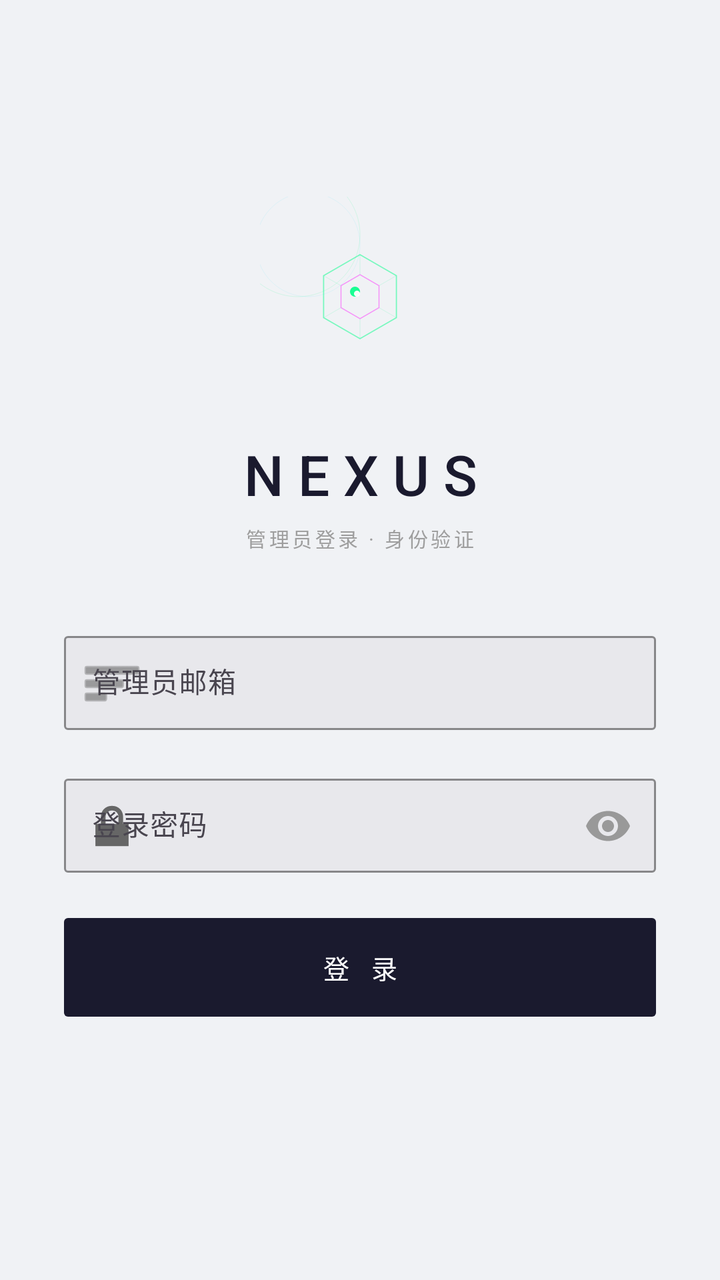
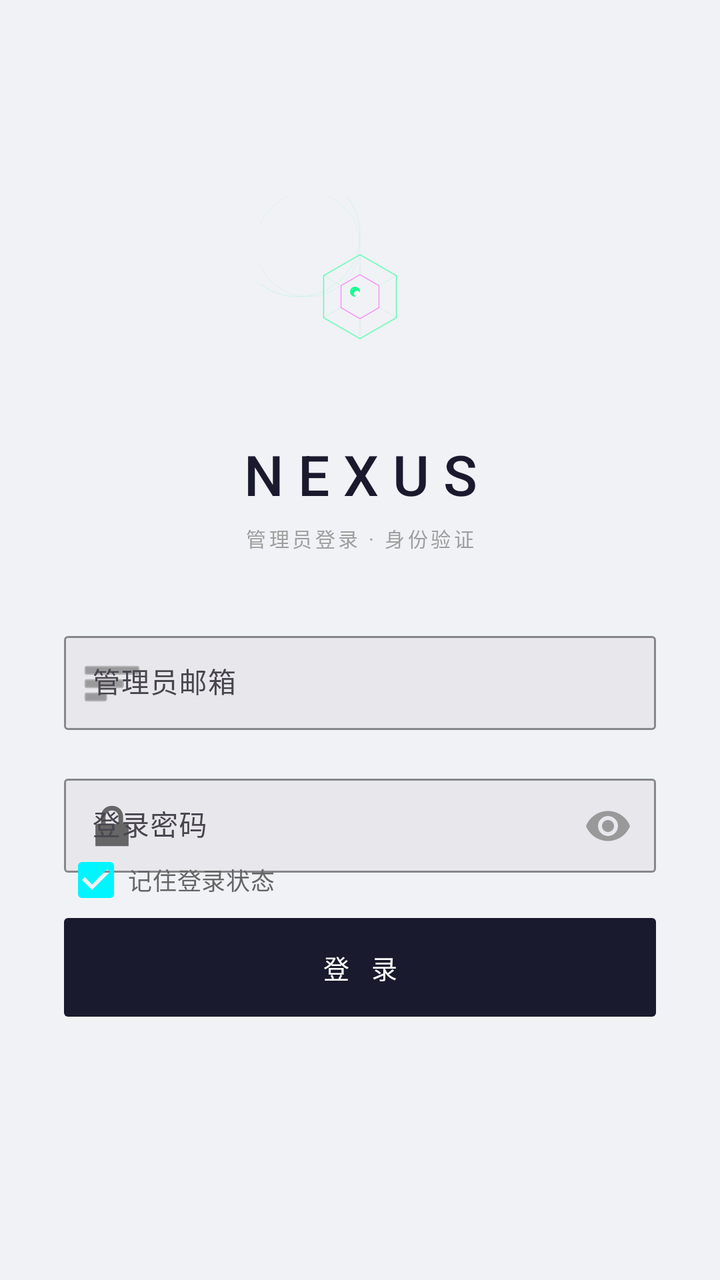

Screens rendered from an Android XML layout before and after an edit, with the pre-edit source and the edit as a unified diff.
<!-- AndroidManifest.xml: activity theme Theme.NexusApp.Login -->
<!-- res/layout/activity_login.xml -->
<?xml version="1.0" encoding="utf-8"?>
<androidx.constraintlayout.widget.ConstraintLayout
    xmlns:android="http://schemas.android.com/apk/res/android"
    xmlns:app="http://schemas.android.com/apk/res-auto"
    android:layout_width="match_parent"
    android:layout_height="match_parent"
    android:background="#F0F2F5">

    <ImageView
        android:id="@+id/ivLogo"
        android:layout_width="100dp"
        android:layout_height="100dp"
        android:layout_marginBottom="20dp"
        android:src="@drawable/ic_nexus_logo_animated"
        android:contentDescription="@string/app_name"
        app:layout_constraintTop_toTopOf="parent"
        app:layout_constraintBottom_toTopOf="@+id/tvTitle"
        app:layout_constraintStart_toStartOf="parent"
        app:layout_constraintEnd_toEndOf="parent"
        app:layout_constraintVertical_chainStyle="packed" />

    <TextView
        android:id="@+id/tvTitle"
        android:layout_width="wrap_content"
        android:layout_height="wrap_content"
        android:layout_marginBottom="6dp"
        android:text="NEXUS"
        android:textColor="#1A1A2E"
        android:textSize="28sp"
        android:fontFamily="sans-serif-medium"
        android:letterSpacing="0.25"
        app:layout_constraintTop_toBottomOf="@id/ivLogo"
        app:layout_constraintBottom_toTopOf="@+id/tvSubtitle"
        app:layout_constraintStart_toStartOf="parent"
        app:layout_constraintEnd_toEndOf="parent" />

    <TextView
        android:id="@+id/tvSubtitle"
        android:layout_width="wrap_content"
        android:layout_height="wrap_content"
        android:layout_marginBottom="36dp"
        android:text="管理员登录 · 身份验证"
        android:textColor="#9E9E9E"
        android:textSize="10sp"
        android:fontFamily="sans-serif"
        android:letterSpacing="0.15"
        app:layout_constraintTop_toBottomOf="@id/tvTitle"
        app:layout_constraintBottom_toTopOf="@+id/tilEmail"
        app:layout_constraintStart_toStartOf="parent"
        app:layout_constraintEnd_toEndOf="parent" />

    <com.google.android.material.textfield.TextInputLayout
        android:id="@+id/tilEmail"
        android:layout_width="0dp"
        android:layout_height="wrap_content"
        android:layout_marginStart="32dp"
        android:layout_marginEnd="32dp"
        android:layout_marginBottom="18dp"
        app:boxBackgroundColor="#E8E8EC"
        app:boxStrokeColor="#1A1A2E"
        app:boxStrokeWidthFocused="1dp"
        app:boxCornerRadiusTopStart="2dp"
        app:boxCornerRadiusTopEnd="2dp"
        app:boxCornerRadiusBottomStart="2dp"
        app:boxCornerRadiusBottomEnd="2dp"
        app:hintTextColor="#999999"
        app:startIconDrawable="@android:drawable/ic_menu_sort_by_size"
        app:startIconTint="#666666"
        app:layout_constraintTop_toBottomOf="@id/tvSubtitle"
        app:layout_constraintBottom_toTopOf="@+id/tilPwd"
        app:layout_constraintStart_toStartOf="parent"
        app:layout_constraintEnd_toEndOf="parent"
        app:layout_constraintWidth_max="380dp">

        <com.google.android.material.textfield.TextInputEditText
            android:id="@+id/etEmail"
            android:layout_width="match_parent"
            android:layout_height="wrap_content"
            android:hint="管理员邮箱"
            android:inputType="textEmailAddress"
            android:textColor="#1A1A2E"
            android:textSize="14sp"
            android:fontFamily="sans-serif-monospace"
            android:padding="14dp" />
    </com.google.android.material.textfield.TextInputLayout>

    <com.google.android.material.textfield.TextInputLayout
        android:id="@+id/tilPwd"
        android:layout_width="0dp"
        android:layout_height="wrap_content"
        android:layout_marginStart="32dp"
        android:layout_marginEnd="32dp"
        android:layout_marginBottom="18dp"
        app:boxBackgroundColor="#E8E8EC"
        app:boxStrokeColor="#1A1A2E"
        app:boxStrokeWidthFocused="1dp"
        app:boxCornerRadiusTopStart="2dp"
        app:boxCornerRadiusTopEnd="2dp"
        app:boxCornerRadiusBottomStart="2dp"
        app:boxCornerRadiusBottomEnd="2dp"
        app:hintTextColor="#999999"
        app:startIconDrawable="@android:drawable/ic_lock_lock"
        app:startIconTint="#666666"
        app:passwordToggleEnabled="true"
        app:passwordToggleTint="#999999"
        app:layout_constraintTop_toBottomOf="@id/tilEmail"
        app:layout_constraintBottom_toTopOf="@+id/btnLogin"
        app:layout_constraintStart_toStartOf="parent"
        app:layout_constraintEnd_toEndOf="parent"
        app:layout_constraintWidth_max="380dp">

        <com.google.android.material.textfield.TextInputEditText
            android:id="@+id/etPwd"
            android:layout_width="match_parent"
            android:layout_height="wrap_content"
            android:hint="登录密码"
            android:inputType="textPassword"
            android:textColor="#1A1A2E"
            android:textSize="14sp"
            android:fontFamily="sans-serif-monospace"
            android:padding="14dp" />
    </com.google.android.material.textfield.TextInputLayout>

    <com.google.android.material.button.MaterialButton
        android:id="@+id/btnLogin"
        android:layout_width="0dp"
        android:layout_height="wrap_content"
        android:layout_marginStart="32dp"
        android:layout_marginEnd="32dp"
        android:layout_marginBottom="12dp"
        android:text="登 录"
        android:textColor="#FFFFFF"
        android:textSize="13sp"
        android:fontFamily="sans-serif-medium"
        android:letterSpacing="0.3"
        android:padding="15dp"
        app:backgroundTint="#1A1A2E"
        app:cornerRadius="2dp"
        app:layout_constraintTop_toBottomOf="@id/tilPwd"
        app:layout_constraintBottom_toTopOf="@+id/tvError"
        app:layout_constraintStart_toStartOf="parent"
        app:layout_constraintEnd_toEndOf="parent"
        app:layout_constraintWidth_max="380dp" />

    <TextView
        android:id="@+id/tvError"
        android:layout_width="wrap_content"
        android:layout_height="wrap_content"
        android:text="验证失败 · 权限拒绝"
        android:textColor="#E53935"
        android:textSize="12sp"
        android:fontFamily="sans-serif"
        android:letterSpacing="0.05"
        android:alpha="0"
        app:layout_constraintTop_toBottomOf="@id/btnLogin"
        app:layout_constraintBottom_toBottomOf="parent"
        app:layout_constraintStart_toStartOf="parent"
        app:layout_constraintEnd_toEndOf="parent"
        app:layout_constraintVertical_bias="0" />

</androidx.constraintlayout.widget.ConstraintLayout>
<!-- resources referenced by this layout -->
<resources>
  <!-- drawable ic_nexus_logo_animated (drawable) -->
  <?xml version="1.0" encoding="utf-8"?>
  <animated-vector xmlns:android="http://schemas.android.com/apk/res/android"
      android:drawable="@drawable/ic_nexus_logo_static">
  
      <target
          android:name="outerRing"
          android:animation="@animator/avd_rotate_cw" />
  
      <target
          android:name="innerRing"
          android:animation="@animator/avd_rotate_ccw" />
  
      <target
          android:name="outerHex"
          android:animation="@animator/avd_rotate_ccw_slow" />
  
      <target
          android:name="innerHex"
          android:animation="@animator/avd_rotate_cw_slow" />
  
      <target
          android:name="corePulse"
          android:animation="@animator/avd_pulse" />
  
  </animated-vector>
  <string name="app_name">Nexus</string>
  <style name="Theme.NexusApp.Login" parent="Theme.NexusApp">
          <item name="android:windowBackground">@color/nexus_deep_space</item>
          <item name="android:windowNoTitle">true</item>
      </style>
  <!-- drawable ic_nexus_logo_static: vector/xml drawable (drawable, 3369 chars, omitted) -->
  <style name="Theme.NexusApp" parent="Theme.Material3.Light.NoActionBar">
          <item name="colorPrimary">@color/nexus_neon_cyan</item>
          <item name="colorSecondary">@color/nexus_neon_purple</item>
          <item name="android:windowBackground">@color/nexus_deep_space</item>
          <item name="android:statusBarColor">@color/nexus_deep_space</item>
          <item name="android:navigationBarColor">@color/nexus_deep_space</item>
      </style>
  <color name="nexus_deep_space">#FFF0F2F5</color>
  <color name="nexus_neon_cyan">#FF00F5FF</color>
  <color name="nexus_neon_purple">#FF8B5CF6</color>
</resources>

<!-- the commit's change to res/layout/activity_login.xml (unified diff, before → after) -->
@@ -121,6 +121,22 @@
             android:padding="14dp" />
     </com.google.android.material.textfield.TextInputLayout>
 
+    <CheckBox
+        android:id="@+id/cbRemember"
+        android:layout_width="wrap_content"
+        android:layout_height="wrap_content"
+        android:layout_marginStart="32dp"
+        android:layout_marginEnd="32dp"
+        android:layout_marginBottom="12dp"
+        android:text="记住登录状态"
+        android:textColor="#666666"
+        android:textSize="12sp"
+        android:checked="true"
+        app:layout_constraintTop_toBottomOf="@id/tilPwd"
+        app:layout_constraintBottom_toTopOf="@+id/btnLogin"
+        app:layout_constraintStart_toStartOf="parent"
+        app:layout_constraintWidth_max="380dp" />
+
     <com.google.android.material.button.MaterialButton
         android:id="@+id/btnLogin"
         android:layout_width="0dp"
